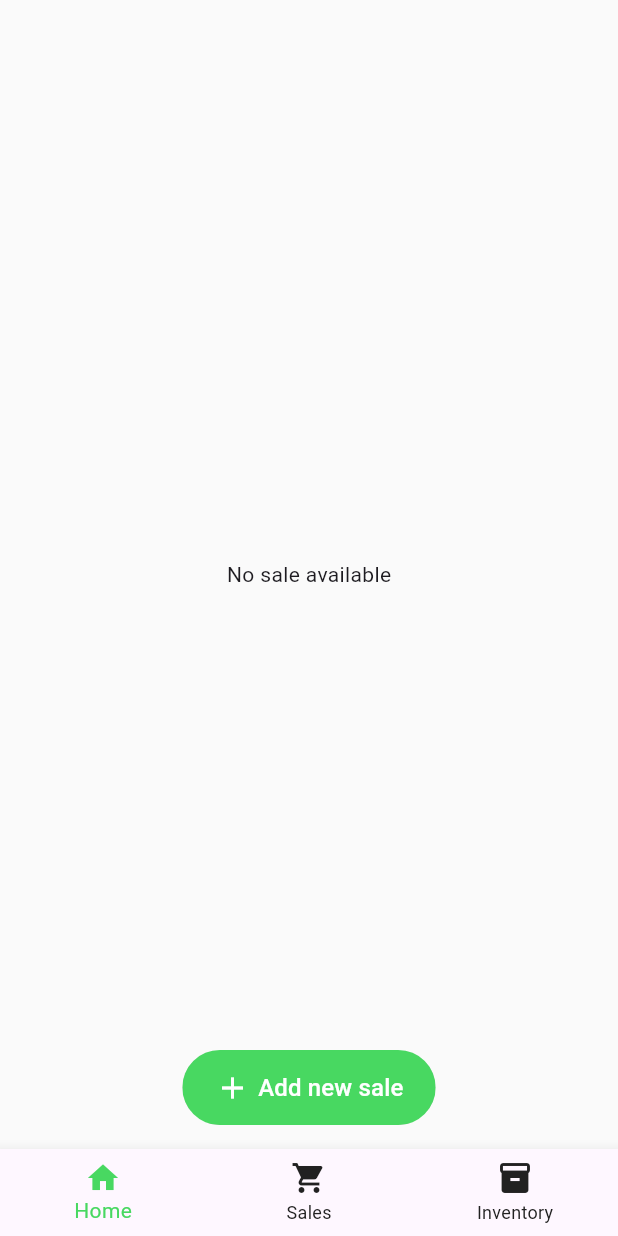
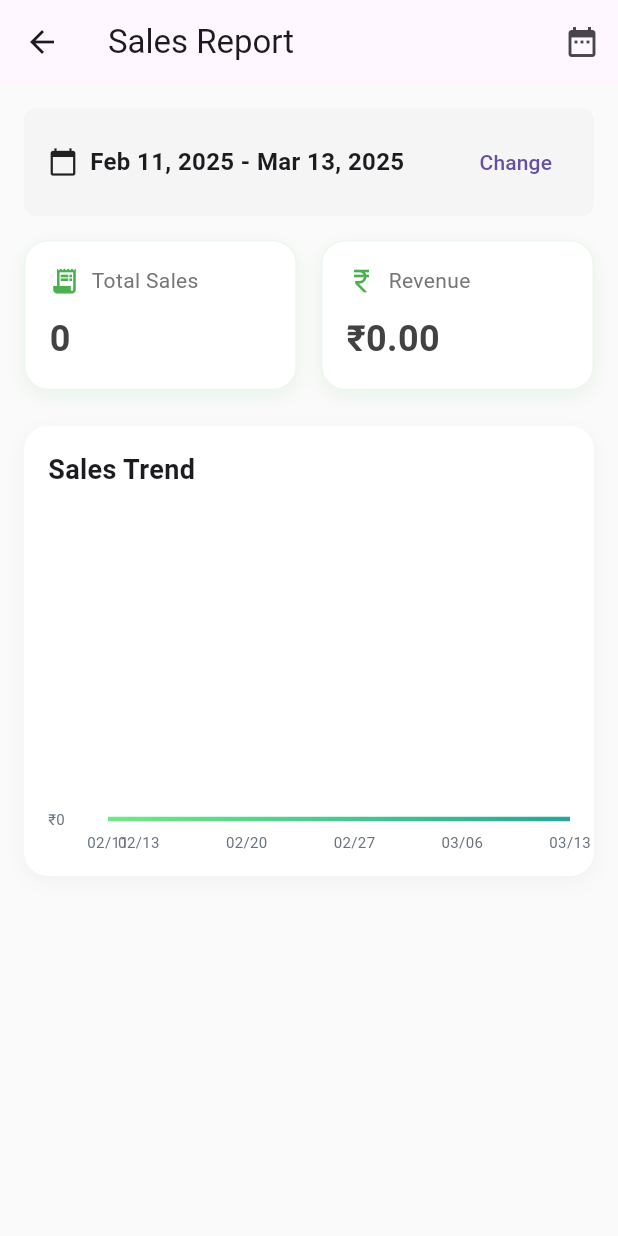
Before and after one commit to Afnanappu/inventory_management_app_task, a Flutter app: the ScreenHome screen opened by its route, after a tap on "Sales Report", on a phone screen of 412 x 824 dp. Run offline on Flutter 3.47's test engine with Material 3 defaults, Android fonts, the phone set to English and light mode, and no system bars; drawn by our look-alikes of fl_chart; our stand-ins replace flutter_custom_clippers, flutter_riverpod, get_it, go_router, image_picker, realm and 1 more; accounts and stored records are empty; generated files the repository leaves out were written again.

Commit message:
Sales report screen is ok, now setting export feature

```diff
--- a/lib/core/components/custom_card.dart
+++ b/lib/core/components/custom_card.dart
@@ -18,6 +18,12 @@ class CustomCard extends StatelessWidget {
   Widget build(BuildContext context) {
     return Padding(
       padding: padding,
+      child: InkWell(
+        onTap: onTap,
+        borderRadius: BorderRadius.circular(12),
+        splashColor: AppColors.primary.withValues(
+          alpha: 0.1,
+        ), // Green splash effect
         child: Card(
           elevation: .3, // Subtle shadow for depth
           margin: margin,
@@ -30,12 +36,6 @@ class CustomCard extends StatelessWidget {
             ), // Subtle border
           ),
           color: AppColors.surfaceWhite, // White background for contrast
-        child: InkWell(
-          onTap: onTap,
-          borderRadius: BorderRadius.circular(12),
-          splashColor: AppColors.primary.withValues(
-            alpha: 0.1,
-          ), // Green splash effect
           child: child,
         ),
       ),
--- a/lib/feature/home/view/widgets/nav_home_widget.dart
+++ b/lib/feature/home/view/widgets/nav_home_widget.dart
@@ -16,7 +16,7 @@ class NavHomeWidget extends StatelessWidget {
           title: 'Sales Report',
           icon: Icons.bar_chart,
           color: AppColors.surfaceGrey,
-          route: AppRoutes.sales,
+          route: AppRoutes.salesReport,
         ),
         HomeNavCard(
           context: context,
--- a/lib/feature/home/view/widgets/summary_home_widget.dart
+++ b/lib/feature/home/view/widgets/summary_home_widget.dart
@@ -22,9 +22,9 @@ class SummaryHomeWidget extends ConsumerWidget {
         children: [
           SummaryCard(
             title: 'Total Sales',
-            value: '\$${totalSale.toStringAsFixed(2)}',
-            icon: Icons.attach_money_outlined,
-            color: AppColors.success,
+            value: '₹${totalSale.toStringAsFixed(2)}',
+            icon: Icons.currency_rupee_outlined,
+            color: AppColors.primary,
           ),
           SummaryCard(
             title: 'Low Stock Items',
--- a/lib/feature/inventory/view/screens/screen_add_or_update_inventory.dart
+++ b/lib/feature/inventory/view/screens/screen_add_or_update_inventory.dart
@@ -97,7 +97,7 @@ class ScreenAddOrUpdateInventory extends ConsumerWidget {
                         child: CustomTextFormField(
                           label: 'Price',
                           controller: _priceController,
-                          prefixIcon: Icons.attach_money,
+                          prefixIcon: Icons.currency_rupee,
                           hintText: '0.00',
                           keyboardType: const TextInputType.numberWithOptions(
                             decimal: true,
--- /dev/null
+++ b/lib/feature/sales/models/sales_metrics.dart
@@ -0,0 +1,27 @@
+import 'package:fl_chart/fl_chart.dart';
+
+class SalesMetrics {
+  final int totalSales;
+  final double totalRevenue;
+  final Map<String, int> productSales;
+  final List<MapEntry<String, int>> topProducts;
+  final List<FlSpot> dailySalesData;
+
+  SalesMetrics({
+    required this.totalSales,
+    required this.totalRevenue,
+    required this.productSales,
+    required this.topProducts,
+    required this.dailySalesData,
+  });
+
+  factory SalesMetrics.empty() {
+    return SalesMetrics(
+      totalSales: 0,
+      totalRevenue: 0,
+      productSales: {},
+      topProducts: [],
+      dailySalesData: [],
+    );
+  }
+}
--- /dev/null
+++ b/lib/feature/sales/view/components/metric_card.dart
@@ -0,0 +1,89 @@
+import 'package:flutter/material.dart';
+
+class MetricCard extends StatelessWidget {
+  const MetricCard({
+    super.key,
+    required this.title,
+    required this.value,
+    required this.icon,
+    required this.color,
+  });
+
+  final String title;
+  final String value;
+  final IconData icon;
+  final Color color;
+
+  @override
+  Widget build(BuildContext context) {
+    return Expanded(
+      // child: CustomCard(
+      //   margin: const EdgeInsets.all(16),
+      //   padding: EdgeInsets.zero,
+      //   child: Column(
+      //     crossAxisAlignment: CrossAxisAlignment.start,
+      //     children: [
+      //       Row(
+      //         children: [
+      //           Icon(icon, color: color, size: 20),
+      //           const SizedBox(width: 8),
+      //           Text(
+      //             title,
+      //             style: TextStyle(fontSize: 14, color: Colors.grey.shade600),
+      //           ),
+      //         ],
+      //       ),
+      //       const SizedBox(height: 12),
+      //       Text(
+      //         value,
+      //         style: TextStyle(
+      //           fontSize: 24,
+      //           fontWeight: FontWeight.bold,
+      //           color: Colors.grey.shade800,
+      //         ),
+      //       ),
+      //     ],
+      //   ),
+      // ),
+      child: Container(
+        padding: const EdgeInsets.all(16),
+        decoration: BoxDecoration(
+          borderRadius: BorderRadius.circular(16),
+          color: Colors.white,
+          boxShadow: [
+            BoxShadow(
+              color: color.withOpacity(0.1),
+              blurRadius: 10,
+              offset: const Offset(0, 4),
+            ),
+          ],
+          border: Border.all(color: color.withOpacity(0.1)),
+        ),
+        child: Column(
+          crossAxisAlignment: CrossAxisAlignment.start,
+          children: [
+            Row(
+              children: [
+                Icon(icon, color: color, size: 20),
+                const SizedBox(width: 8),
+                Text(
+                  title,
+                  style: TextStyle(fontSize: 14, color: Colors.grey.shade600),
+                ),
+              ],
+            ),
+            const SizedBox(height: 12),
+            Text(
+              value,
+              style: TextStyle(
+                fontSize: 24,
+                fontWeight: FontWeight.bold,
+                color: Colors.grey.shade800,
+              ),
+            ),
+          ],
+        ),
+      ),
+    );
+  }
+}
--- a/lib/feature/sales/view/components/sale_list_tile.dart
+++ b/lib/feature/sales/view/components/sale_list_tile.dart
@@ -110,7 +110,7 @@ class SaleListTile extends StatelessWidget {
                       ),
                       const SizedBox(width: 6),
                       Text(
-                        '\$${saleModel.totalAmount.toStringAsFixed(2)}',
+                        '₹${saleModel.totalAmount.toStringAsFixed(2)}',
                         style: AppFontStyle.saleTile,
                       ),
                     ],
--- /dev/null
+++ b/lib/feature/sales/view/screens/screen_sales_report.dart
@@ -0,0 +1,152 @@
+import 'package:flutter/material.dart';
+import 'package:flutter_riverpod/flutter_riverpod.dart';
+import 'package:intl/intl.dart';
+import 'package:inventory_management_app_task/feature/sales/view_model/sales_provider.dart';
+
+import 'package:inventory_management_app_task/feature/sales/models/sales_metrics.dart';
+import 'package:inventory_management_app_task/feature/sales/view/components/metric_card.dart';
+import 'package:inventory_management_app_task/feature/sales/view/widgets/recent_sales_list_widget.dart';
+import 'package:inventory_management_app_task/feature/sales/view/widgets/sale_chart_widget.dart';
+
+class ScreenSalesReport extends ConsumerWidget {
+  const ScreenSalesReport({super.key});
+
+  @override
+  Widget build(BuildContext context, WidgetRef ref) {
+    return SalesReportScreen();
+  }
+}
+
+class SalesReportScreen extends ConsumerWidget {
+  const SalesReportScreen({super.key});
+
+  @override
+  Widget build(BuildContext context, WidgetRef ref) {
+    final dateRange = ref.watch(dateRangeProvider);
+    final salesData = ref.watch(salesDataProvider);
+    final metrics = ref.watch(salesMetricsProvider);
+
+    return Scaffold(
+      appBar: AppBar(
+        title: const Text('Sales Report'),
+        actions: [
+          IconButton(
+            icon: const Icon(Icons.date_range),
+            onPressed: () => _selectDateRange(context, ref),
+            tooltip: 'Select Date Range',
+          ),
+        ],
+      ),
+      body: salesData.when(
+        loading: () => const Center(child: CircularProgressIndicator()),
+        error:
+            (error, stackTrace) =>
+                Center(child: Text('Error loading data: ${error.toString()}')),
+        data:
+            (sales) => RefreshIndicator(
+              onRefresh: () async {
+                return ref.refresh(salesDataProvider);
+              },
+              child: ListView(
+                physics: const AlwaysScrollableScrollPhysics(),
+                children: [
+                  Padding(
+                    padding: const EdgeInsets.all(16),
+                    child: Column(
+                      crossAxisAlignment: CrossAxisAlignment.start,
+                      mainAxisSize: MainAxisSize.min,
+                      children: [
+                        _buildDateRangeHeader(context, dateRange, ref),
+                        const SizedBox(height: 16),
+                        _buildMetricCards(metrics),
+                        const SizedBox(height: 24),
+                        SaleChartWidget(metrics: metrics),
+                        // _buildTopProductsList(metrics),
+                      ],
+                    ),
+                  ),
+                  RecentSalesListWidget(ref: ref, sales: sales),
+                  const SizedBox(height: 24),
+                ],
+              ),
+            ),
+      ),
+    );
+  }
+
+  Future<void> _selectDateRange(BuildContext context, WidgetRef ref) async {
+    final currentRange = ref.read(dateRangeProvider);
+    final pickedRange = await showDateRangePicker(
+      context: context,
+      initialDateRange: currentRange,
+      firstDate: DateTime(2020),
+      lastDate: DateTime.now(),
+      builder: (context, child) {
+        return Theme(
+          data: Theme.of(context).copyWith(
+            colorScheme: const ColorScheme.light(
+              primary: Color(0xFF2A6B96),
+              onPrimary: Colors.white,
+              onSurface: Colors.black,
+            ),
+          ),
+          child: child!,
+        );
+      },
+    );
+
+    if (pickedRange != null) {
+      ref.read(dateRangeProvider.notifier).state = pickedRange;
+    }
+  }
+
+  Widget _buildDateRangeHeader(
+    BuildContext context,
+    DateTimeRange dateRange,
+    WidgetRef ref,
+  ) {
+    final dateFormat = DateFormat('MMM d, yyyy');
+    return Container(
+      padding: const EdgeInsets.symmetric(vertical: 12, horizontal: 16),
+      decoration: BoxDecoration(
+        color: Colors.grey.shade100,
+        borderRadius: BorderRadius.circular(8),
+      ),
+      child: Row(
+        children: [
+          const Icon(Icons.calendar_today, size: 20),
+          const SizedBox(width: 8),
+          Text(
+            '${dateFormat.format(dateRange.start)} - ${dateFormat.format(dateRange.end)}',
+            style: const TextStyle(fontWeight: FontWeight.w600, fontSize: 16),
+          ),
+          const Spacer(),
+          TextButton(
+            onPressed: () => _selectDateRange(context, ref),
+            child: const Text('Change'),
+          ),
+        ],
+      ),
+    );
+  }
+
+  Widget _buildMetricCards(SalesMetrics metrics) {
+    return Row(
+      children: [
+        MetricCard(
+          title: 'Total Sales',
+          value: metrics.totalSales.toString(),
+          icon: Icons.receipt_long,
+          color: Colors.green,
+        ),
+        const SizedBox(width: 16),
+        MetricCard(
+          title: 'Revenue',
+          value: '₹${metrics.totalRevenue.toStringAsFixed(2)}',
+          icon: Icons.currency_rupee,
+          color: Colors.green,
+        ),
+      ],
+    );
+  }
+}
--- a/lib/feature/sales/view/widgets/current_sale_item_list_for_sale_screen.dart
+++ b/lib/feature/sales/view/widgets/current_sale_item_list_for_sale_screen.dart
@@ -106,7 +106,7 @@ class CurrentSaleItemListForSaleScreen extends ConsumerWidget {
                   ],
                 ),
               ),
-              // if (!isViewer && onRemoveItem != null)
+              if (!isView)
                 FractionalTranslation(
                   translation: const Offset(0.06, -0.45),
                   child: Align(
@@ -127,7 +127,9 @@ class CurrentSaleItemListForSaleScreen extends ConsumerWidget {
                                   TextButton(
                                     onPressed: () {
                                       ref
-                                        .read(selectedSaleItemProvider.notifier)
+                                          .read(
+                                            selectedSaleItemProvider.notifier,
+                                          )
                                           .state = ref
                                               .read(selectedSaleItemProvider)
                                               .where(
--- /dev/null
+++ b/lib/feature/sales/view/widgets/recent_sales_list_widget.dart
@@ -0,0 +1,33 @@
+import 'package:flutter/material.dart';
+import 'package:flutter_riverpod/flutter_riverpod.dart';
+import 'package:inventory_management_app_task/feature/customers/view_model/customer_provider.dart';
+import 'package:inventory_management_app_task/feature/sales/models/sales_model.dart';
+import 'package:inventory_management_app_task/feature/sales/view/components/sale_list_tile.dart';
+
+class RecentSalesListWidget extends StatelessWidget {
+  const RecentSalesListWidget({
+    super.key,
+    required this.ref,
+    required this.sales,
+  });
+
+  final WidgetRef ref;
+  final List<SalesModel> sales;
+
+  @override
+  Widget build(BuildContext context) {
+    return ListView.builder(
+      shrinkWrap: true,
+      itemCount: sales.length,
+      itemBuilder: (context, index) {
+        final saleModel = sales[index];
+        final customerName =
+            ref
+                .read(customerProvider.notifier)
+                .getCustomerById(saleModel.customerId)!
+                .name;
+        return SaleListTile(saleModel: saleModel, customerName: customerName);
+      },
+    );
+  }
+}
--- /dev/null
+++ b/lib/feature/sales/view/widgets/sale_chart_widget.dart
@@ -0,0 +1,163 @@
+import 'package:fl_chart/fl_chart.dart';
+import 'package:flutter/material.dart';
+import 'package:intl/intl.dart';
+import 'package:inventory_management_app_task/core/constants/colors.dart';
+import 'package:inventory_management_app_task/feature/sales/models/sales_metrics.dart';
+import 'package:inventory_management_app_task/feature/sales/view/screens/screen_sales_report.dart';
+
+class SaleChartWidget extends StatelessWidget {
+  const SaleChartWidget({
+    super.key,
+    required this.metrics,
+  });
+
+  final SalesMetrics metrics;
+
+  @override
+  Widget build(BuildContext context) {
+    if (metrics.dailySalesData.isEmpty) {
+      return Container(
+        padding: const EdgeInsets.all(16),
+        decoration: BoxDecoration(
+          color: Colors.white,
+          borderRadius: BorderRadius.circular(16),
+          boxShadow: [
+            BoxShadow(
+              color: Colors.grey.withOpacity(0.1),
+              blurRadius: 10,
+              offset: const Offset(0, 4),
+            ),
+          ],
+        ),
+        child: const Center(
+          child: Padding(
+            padding: EdgeInsets.all(40),
+            child: Text(
+              'No sales data available for this period',
+              style: TextStyle(color: Colors.grey),
+            ),
+          ),
+        ),
+      );
+    }
+
+    return Container(
+      height: 300,
+      padding: const EdgeInsets.all(16),
+      decoration: BoxDecoration(
+        color: Colors.white,
+        borderRadius: BorderRadius.circular(16),
+        boxShadow: [
+          BoxShadow(
+            color: Colors.grey.withOpacity(0.1),
+            blurRadius: 10,
+            offset: const Offset(0, 4),
+          ),
+        ],
+      ),
+      child: Column(
+        crossAxisAlignment: CrossAxisAlignment.start,
+        children: [
+          const Text(
+            'Sales Trend',
+            style: TextStyle(fontSize: 18, fontWeight: FontWeight.bold),
+          ),
+          const SizedBox(height: 24),
+          Expanded(
+            child: LineChart(
+              LineChartData(
+                gridData: FlGridData(show: false),
+                titlesData: FlTitlesData(
+                  bottomTitles: AxisTitles(
+                    sideTitles: SideTitles(
+                      showTitles: true,
+                      getTitlesWidget: (value, meta) {
+                        final date = DateTime.fromMillisecondsSinceEpoch(
+                          value.toInt(),
+                        );
+                        return Padding(
+                          padding: const EdgeInsets.only(top: 8.0),
+                          child: Text(
+                            DateFormat('MM/dd').format(date),
+                            style: const TextStyle(
+                              color: Color(0xff68737d),
+                              fontSize: 10,
+                            ),
+                          ),
+                        );
+                      },
+                      interval: 86400000 * 7, // Show weekly intervals
+                    ),
+                  ),
+                  leftTitles: AxisTitles(
+                    sideTitles: SideTitles(
+                      showTitles: true,
+                      getTitlesWidget: (value, meta) {
+                        return Padding(
+                          padding: const EdgeInsets.only(right: 8.0),
+                          child: Text(
+                            '₹${value.toInt()}',
+                            style: const TextStyle(
+                              color: Color(0xff68737d),
+                              fontSize: 10,
+                            ),
+                          ),
+                        );
+                      },
+                      reservedSize: 40,
+                    ),
+                  ),
+                  topTitles: AxisTitles(
+                    sideTitles: SideTitles(showTitles: false),
+                  ),
+                  rightTitles: AxisTitles(
+                    sideTitles: SideTitles(showTitles: false),
+                  ),
+                ),
+                borderData: FlBorderData(show: false),
+                lineBarsData: [
+                  LineChartBarData(
+                    spots: metrics.dailySalesData,
+                    isCurved: true,
+                    gradient: LinearGradient(
+                      colors: [AppColors.primaryLight, AppColors.accent],
+                    ),
+                    barWidth: 3,
+                    preventCurveOverShooting: true,
+                    dotData: FlDotData(show: false),
+                    belowBarData: BarAreaData(
+                      applyCutOffY: true,
+                      show: true,
+                      gradient: LinearGradient(
+                        colors: [
+                          const Color.fromARGB(85, 112, 233, 132),
+                          const Color.fromARGB(85, 38, 166, 153),
+                        ],
+                      ),
+                    ),
+                  ),
+                ],
+                lineTouchData: LineTouchData(
+                  touchTooltipData: LineTouchTooltipData(
+                    // tooltipBgColor: Colors.white,
+                    getTooltipItems: (touchedSpots) {
+                      return touchedSpots.map((touchedSpot) {
+                        final date = DateTime.fromMillisecondsSinceEpoch(
+                          touchedSpot.x.toInt(),
+                        );
+                        return LineTooltipItem(
+                          '${DateFormat('MM/dd').format(date)}: ₹${touchedSpot.y.toStringAsFixed(2)}',
+                          const TextStyle(color: Colors.black),
+                        );
+                      }).toList();
+                    },
+                  ),
+                ),
+              ),
+            ),
+          ),
+        ],
+      ),
+    );
+  }
+}
--- a/lib/routes/router.dart
+++ b/lib/routes/router.dart
@@ -13,6 +13,7 @@ import 'package:inventory_management_app_task/feature/inventory/view/screens/scr
 import 'package:inventory_management_app_task/feature/inventory/view/screens/screen_inventory.dart';
 import 'package:inventory_management_app_task/feature/sales/view/screens/screen_sale_add.dart';
 import 'package:inventory_management_app_task/feature/sales/view/screens/screen_sales.dart';
+import 'package:inventory_management_app_task/feature/sales/view/screens/screen_sales_report.dart';
 import 'package:inventory_management_app_task/routes/router_name.dart';
 
 final loginStatusProvider = StateProvider<bool>((ref) => false);
@@ -115,10 +116,10 @@ class AppRouter {
         path: AppRoutes.login,
         builder: (context, state) => LoginScreen(),
       ),
-      // GoRoute(
-      //   path: '/sales_report',
-      //   builder: (context, state) => const SalesReportScreen(),
-      // ),
+      GoRoute(
+        path: AppRoutes.salesReport,
+        builder: (context, state) => const ScreenSalesReport(),
+      ),
       // GoRoute(
       //   path: '/items_report',
       //   builder: (context, state) => const ItemsReportScreen(),
--- a/lib/routes/router_name.dart
+++ b/lib/routes/router_name.dart
@@ -6,6 +6,8 @@ class AppRoutes {
   static const String sales = '/sales';
   static const String addSale = '/add-sale';
   static const String customers = '/customers';
-  static const String reports = '/reports';
-  static const String exports = '/exports';
+  static const String salesReport = '/sales-report';
+  static const String itemsReport = '/items-report';
+  // static const String reports = '/reports';
+  // static const String exports = '/exports';
 }
--- a/pubspec.yaml
+++ b/pubspec.yaml
@@ -8,6 +8,7 @@ environment:
 
 dependencies:
 
+  fl_chart: ^0.70.2
   flutter:
     sdk: flutter
   flutter_custom_clippers: ^2.1.0
@@ -16,6 +17,7 @@ dependencies:
   go_router: ^14.8.1
   image_picker: ^1.1.2
   intl: ^0.20.2
+  pdf: ^3.11.3
   realm: ^20.0.1
   shared_preferences: ^2.5.2
 
--- /dev/null
+++ b/something.dart
@@ -0,0 +1,4 @@
+
+function() {
+  double.infinity;
+}
```
Also changed, not shown: lib/feature/sales/repository/sales_repository.dart (+10 -2 lines), lib/feature/sales/services/sales_service.dart (+20 -0 lines), lib/feature/sales/view_model/sales_provider.dart (+113 -0 lines), lib/feature/home/view/screens/screen_home.dart (line endings or trailing spaces), pubspec.lock. Lines whose indentation alone changed are shown as unchanged.
